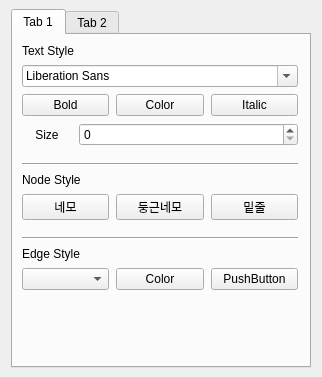
Qt form forms/propertytab.ui (babmukgohazo/pmind) before a commit.
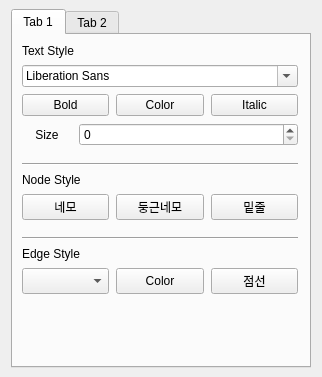
The same form after that commit.

Commit message: CHG: propertytab size 변화

The edit to the form file:
```diff
--- a/forms/propertytab.ui
+++ b/forms/propertytab.ui
@@ -25,6 +25,12 @@
     <height>377</height>
    </size>
   </property>
+  <property name="maximumSize">
+   <size>
+    <width>322</width>
+    <height>524287</height>
+   </size>
+  </property>
   <property name="windowTitle">
    <string>PropertyTab</string>
   </property>
@@ -44,6 +50,12 @@
         <verstretch>0</verstretch>
        </sizepolicy>
       </property>
+      <property name="minimumSize">
+       <size>
+        <width>300</width>
+        <height>0</height>
+       </size>
+      </property>
       <property name="maximumSize">
        <size>
         <width>300</width>
@@ -243,19 +255,38 @@
           <item>
            <layout class="QHBoxLayout" name="horizontalLayout_4">
             <item>
-             <widget class="QComboBox" name="comboBox"/>
+             <widget class="QComboBox" name="lineWidthComboBox">
+              <property name="sizePolicy">
+               <sizepolicy hsizetype="Preferred" vsizetype="Preferred">
+                <horstretch>0</horstretch>
+                <verstretch>0</verstretch>
+               </sizepolicy>
+              </property>
+             </widget>
             </item>
             <item>
-             <widget class="QPushButton" name="pushButton_10">
+             <widget class="QPushButton" name="lineColorButton">
+              <property name="sizePolicy">
+               <sizepolicy hsizetype="Minimum" vsizetype="Preferred">
+                <horstretch>0</horstretch>
+                <verstretch>0</verstretch>
+               </sizepolicy>
+              </property>
               <property name="text">
                <string>Color</string>
               </property>
              </widget>
             </item>
             <item>
-             <widget class="QPushButton" name="pushButton_9">
+             <widget class="QPushButton" name="dottedLineButton">
+              <property name="sizePolicy">
+               <sizepolicy hsizetype="Minimum" vsizetype="Preferred">
+                <horstretch>0</horstretch>
+                <verstretch>0</verstretch>
+               </sizepolicy>
+              </property>
               <property name="text">
-               <string>PushButton</string>
+               <string>점선</string>
               </property>
              </widget>
             </item>
```
Left out of the diff: 43 changed lines with no effect on the pictures.
